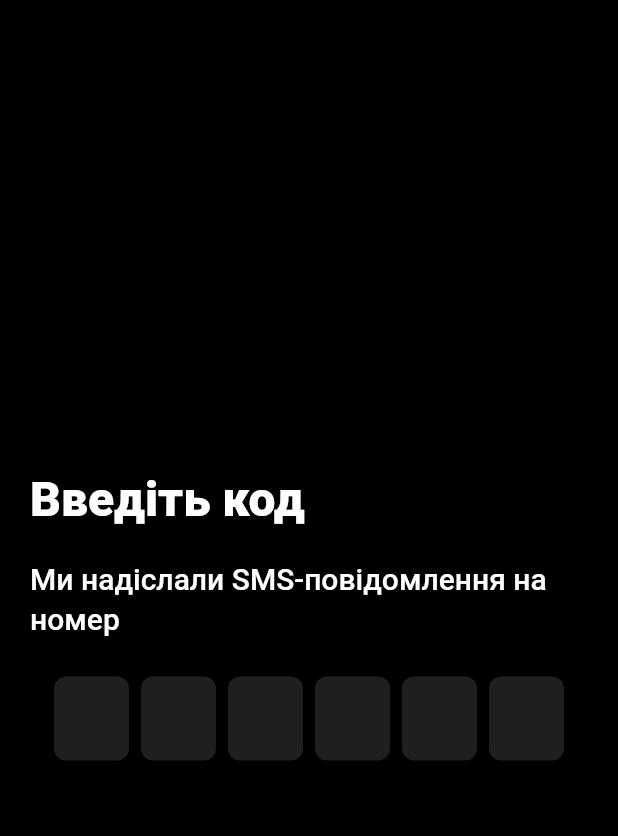
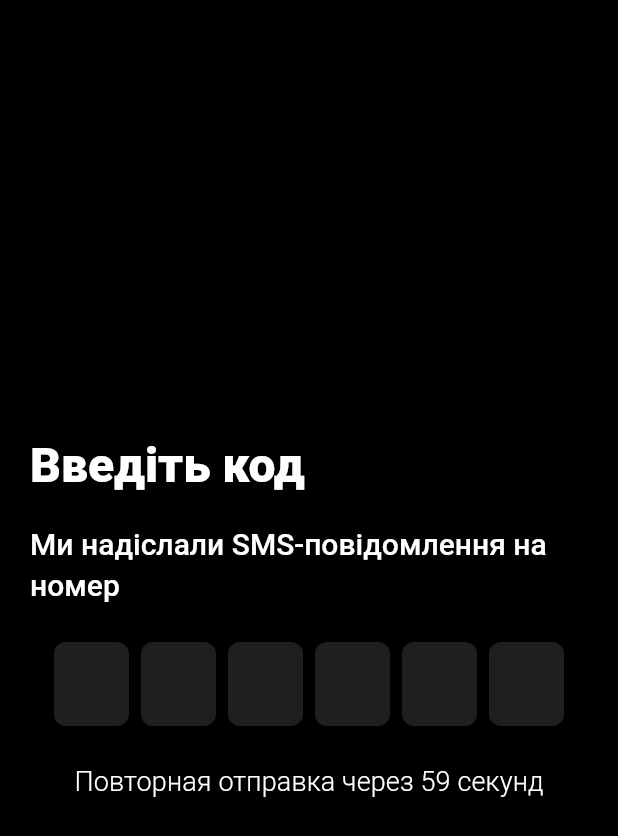
Before and after one commit to artemhula/restaurant_app, a Flutter app: the OTPScreen screen opened directly with empty values, on a phone screen of 412 x 824 dp. Shown: the top 836 px of the screen. Run offline on Flutter 3.47's test engine with Material 3 defaults, Android fonts, the phone set to English and light mode, and no system bars; drawn by our look-alikes of pinput; our stand-ins replace cloud_firestore, country_picker, dartz, equatable, firebase_auth, firebase_core and 2 more; accounts and stored records are empty.

Commit message:
Added Resend OTP functionality

```diff
--- a/lib/features/auth/data/datasource/firebase_auth_datasource.dart
+++ b/lib/features/auth/data/datasource/firebase_auth_datasource.dart
@@ -17,6 +17,7 @@ class FirebaseAuthDataSourceImpl implements FirebaseAuthDataSource {
   Future<String> sendSMS(String phoneNumber) {
     final completer = Completer<String>();
     _firebaseAuth.verifyPhoneNumber(
+      timeout: const Duration(seconds: 60),
       phoneNumber: phoneNumber,
       verificationCompleted: (PhoneAuthCredential credential) {},
       verificationFailed: (FirebaseAuthException e) {},
--- a/lib/features/auth/presentation/views/otp_screen.dart
+++ b/lib/features/auth/presentation/views/otp_screen.dart
@@ -5,6 +5,7 @@ import 'package:restaurant/features/auth/presentation/bloc/registration_cubit/re
 import 'package:restaurant/features/auth/presentation/views/registration_screen.dart';
 import 'package:restaurant/features/auth/presentation/widgets/error_snackbar.dart';
 import 'package:restaurant/features/auth/presentation/widgets/otp_field.dart';
+import 'package:restaurant/features/auth/presentation/widgets/resend_button.dart';
 import 'package:restaurant/home_screen.dart';
 
 class OTPScreen extends StatelessWidget {
@@ -74,6 +75,14 @@ class OTPScreen extends StatelessWidget {
                       context.read<AuthCubit>().verifyCode(smsCode: pin);
                     },
                   ),
+                  const SizedBox(height: 20),
+                  ResendButton(
+                    onTap: () {
+                      context
+                          .read<AuthCubit>()
+                          .sendCodeToPhone(phoneNumber: phoneNumber);
+                    },
+                  ),
                 ],
               );
             },
--- /dev/null
+++ b/lib/features/auth/presentation/widgets/resend_button.dart
@@ -0,0 +1,78 @@
+import 'dart:async';
+import 'package:flutter/material.dart';
+
+class ResendButton extends StatefulWidget {
+  const ResendButton({super.key, required this.onTap});
+  final VoidCallback onTap;
+
+  @override
+  State<ResendButton> createState() => _ResendButtonState();
+}
+
+class _ResendButtonState extends State<ResendButton> {
+  late Timer _timer;
+  int _time = 60;
+
+  @override
+  void initState() {
+    super.initState();
+    startTimer();
+  }
+
+  @override
+  void dispose() {
+    super.dispose();
+    _timer.cancel();
+  }
+
+  @override
+  Widget build(BuildContext context) {
+    return Row(
+      mainAxisAlignment: MainAxisAlignment.center,
+      children: [
+        if (_time > 0)
+          Text(
+            'Повторная отправка через $_time секунд',
+            style: Theme.of(context).textTheme.labelLarge,
+          )
+        else
+          Center(
+            child: InkWell(
+              onTap: () {
+                widget.onTap();
+                resetTimer();
+              },
+              child: Text(
+                'Надіслати код ще раз',
+                style: Theme.of(context).textTheme.labelMedium,
+              ),
+            ),
+          ),
+      ],
+    );
+  }
+
+  void startTimer() {
+    _timer = Timer.periodic(
+      const Duration(seconds: 1),
+      (Timer timer) {
+        if (_time == 0) {
+          setState(() {
+            timer.cancel();
+          });
+        } else {
+          setState(() {
+            _time--;
+          });
+        }
+      },
+    );
+  }
+
+  void resetTimer() {
+    setState(() {
+      _time = 60;
+      startTimer();
+    });
+  }
+}
```
Lines whose indentation alone changed are shown as unchanged.
